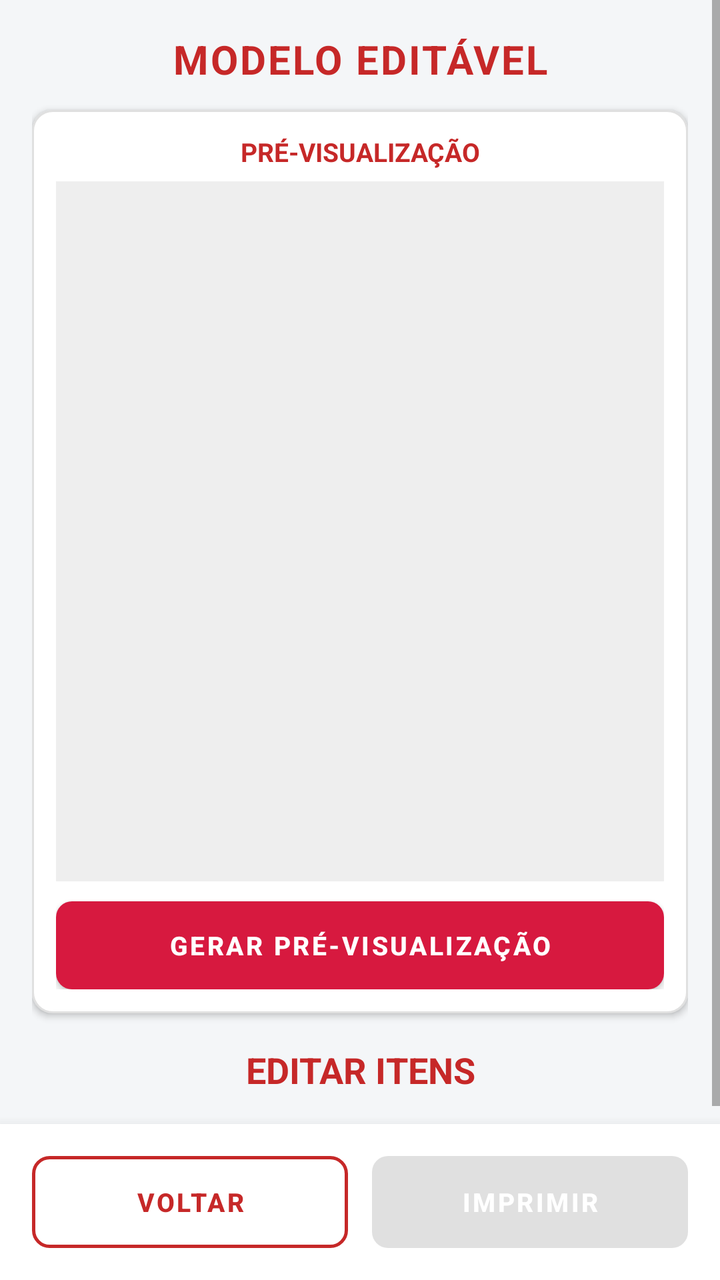
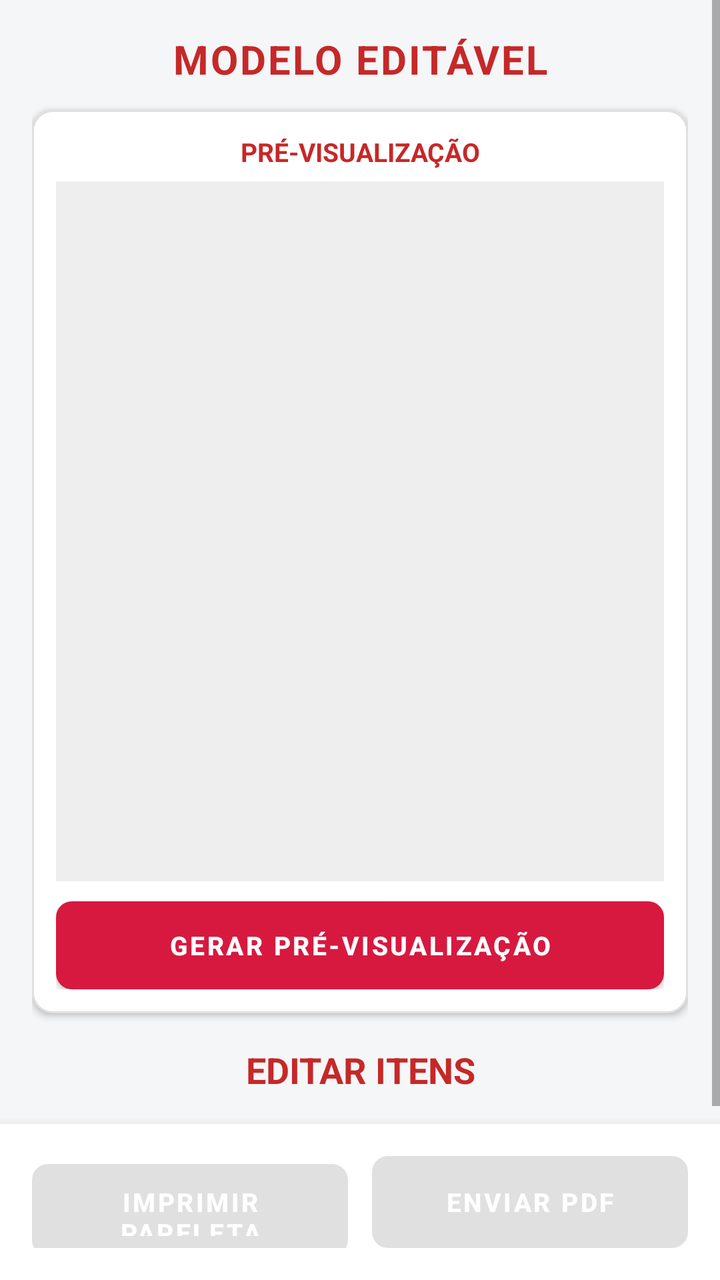

Before-and-after screenshots of an Android layout around one commit, followed by the original layout XML and the change that was made.
<!-- AndroidManifest.xml: activity theme AppTheme.NoActionBar -->
<!-- res/layout/activity_modelo_editavel.xml -->
<?xml version="1.0" encoding="utf-8"?>
<LinearLayout xmlns:android="http://schemas.android.com/apk/res/android"
    xmlns:app="http://schemas.android.com/apk/res-auto"
    android:layout_width="match_parent"
    android:layout_height="match_parent"
    android:orientation="vertical"
    android:background="#F4F6F8"
    android:fitsSystemWindows="true">

    <ScrollView
        android:layout_width="match_parent"
        android:layout_height="0dp"
        android:layout_weight="1"
        android:fillViewport="true">

        <LinearLayout
            android:layout_width="match_parent"
            android:layout_height="wrap_content"
            android:orientation="vertical"
            android:padding="16dp">

            <TextView
                android:id="@+id/tvTituloModelo"
                android:layout_width="match_parent"
                android:layout_height="wrap_content"
                android:text="MODELO EDITÁVEL"
                android:textSize="20sp"
                android:textStyle="bold"
                android:textColor="#C62828"
                android:letterSpacing="0.05"
                android:gravity="center"
                android:paddingBottom="12dp" />

            
            <LinearLayout
                android:id="@+id/cvPreview"
                android:layout_width="match_parent"
                android:layout_height="wrap_content"
                android:background="@drawable/card_edit_bg"
                android:elevation="2dp"
                android:orientation="vertical"
                android:padding="12dp">

                <TextView
                    android:layout_width="match_parent"
                    android:layout_height="wrap_content"
                    android:text="PRÉ-VISUALIZAÇÃO"
                    android:textSize="13sp"
                    android:textColor="#C62828"
                    android:textStyle="bold"
                    android:gravity="center" />

                <FrameLayout
                    android:layout_width="match_parent"
                    android:layout_height="wrap_content"
                    android:layout_marginTop="6dp">

                    <ImageView
                        android:id="@+id/ivPreview"
                        android:layout_width="match_parent"
                        android:layout_height="350dp"
                        android:scaleType="fitCenter"
                        android:adjustViewBounds="true"
                        android:background="#EEEEEE" />

                    <LinearLayout
                        android:id="@+id/layoutPageIndicator"
                        android:layout_width="wrap_content"
                        android:layout_height="wrap_content"
                        android:layout_gravity="top|center_horizontal"
                        android:layout_marginTop="8dp"
                        android:background="@drawable/bg_page_indicator"
                        android:paddingHorizontal="8dp"
                        android:paddingVertical="2dp"
                        android:visibility="gone">

                        <TextView
                            android:id="@+id/tvPageIndicator"
                            android:layout_width="wrap_content"
                            android:layout_height="wrap_content"
                            android:textColor="@android:color/white"
                            android:textStyle="bold"
                            android:textSize="16sp" />
                    </LinearLayout>
                </FrameLayout>

                <TextView
                    android:id="@+id/tvPreviewStatus"
                    android:layout_width="wrap_content"
                    android:layout_height="wrap_content"
                    android:layout_marginTop="4dp"
                    android:text=""
                    android:textSize="11sp"
                    android:textColor="#757575"
                    android:visibility="gone" />

                <LinearLayout
                    android:id="@+id/layoutOverlay"
                    android:layout_width="match_parent"
                    android:layout_height="wrap_content"
                    android:layout_marginTop="8dp"
                    android:orientation="horizontal"
                    android:gravity="center_vertical"
                    android:visibility="gone">

                    <CheckBox
                        android:id="@+id/cbOverlay"
                        android:layout_width="22dp"
                        android:layout_height="22dp"
                        android:button="@null"
                        android:background="@drawable/selector_checkbox_overlay"
                        android:checked="true"
                        android:minWidth="0dp"
                        android:minHeight="0dp" />

                    <TextView
                        android:id="@+id/tvOverlayLabel"
                        android:layout_width="wrap_content"
                        android:layout_height="wrap_content"
                        android:layout_marginStart="6dp"
                        android:text="Overlay"
                        android:textColor="#1D1B20"
                        android:textSize="12sp" />

                    <View
                        android:layout_width="0dp"
                        android:layout_height="0dp"
                        android:layout_weight="1" />

                    <TextView
                        android:layout_width="wrap_content"
                        android:layout_height="wrap_content"
                        android:text="Cópias:"
                        android:textSize="12sp"
                        android:textColor="#1D1B20"
                        android:layout_marginEnd="6dp" />

                    <EditText
                        android:id="@+id/etCopiaQuantidade"
                        android:layout_width="40dp"
                        android:layout_height="32dp"
                        android:background="@drawable/input_edit_bg"
                        android:paddingHorizontal="6dp"
                        android:textSize="12sp"
                        android:inputType="number"
                        android:gravity="center"
                        android:text="1" />
                </LinearLayout>

                <Button
                    android:id="@+id/btnGerarPreview"
                    android:layout_width="match_parent"
                    android:layout_height="44dp"
                    android:layout_marginTop="10dp"
                    android:text="GERAR PRÉ-VISUALIZAÇÃO"
                    android:textSize="13sp"
                    android:textStyle="bold"
                    android:textColor="@color/white"
                    android:background="@drawable/btn_model_red" />
            </LinearLayout>

            <TextView
                android:id="@+id/tvEditarItens"
                android:layout_width="match_parent"
                android:layout_height="wrap_content"
                android:layout_marginTop="16dp"
                android:layout_marginBottom="8dp"
                android:text="EDITAR ITENS"
                android:textSize="18sp"
                android:textStyle="bold"
                android:textColor="#C62828"
                android:gravity="center" />

            <LinearLayout
                android:id="@+id/layoutMultiForm"
                android:layout_width="match_parent"
                android:layout_height="wrap_content"
                android:orientation="vertical"
                android:visibility="gone" />


        </LinearLayout>
    </ScrollView>

    
    <LinearLayout
        android:layout_width="match_parent"
        android:layout_height="wrap_content"
        android:orientation="vertical"
        android:background="@color/white"
        android:elevation="10dp"
        android:padding="16dp">

        <LinearLayout
            android:id="@+id/layoutBotoesRow1"
            android:layout_width="match_parent"
            android:layout_height="wrap_content"
            android:orientation="horizontal"
            android:weightSum="2">

            <Button
                android:id="@+id/btnVoltar"
                android:layout_width="0dp"
                android:layout_height="46dp"
                android:layout_weight="1"
                android:layout_marginEnd="6dp"
                android:text="VOLTAR"
                android:textSize="13sp"
                android:textStyle="bold"
                android:textColor="#C62828"
                android:background="@drawable/btn_model_outline"
                app:backgroundTint="@null" />

            <Button
                android:id="@+id/btnCompartilhar"
                android:layout_width="0dp"
                android:layout_height="46dp"
                android:layout_weight="1"
                android:layout_marginStart="6dp"
                android:text="IMPRIMIR"
                android:textSize="13sp"
                android:textStyle="bold"
                android:textColor="@color/white"
                android:background="@drawable/btn_model_red"
                android:enabled="false" />
        </LinearLayout>

        <Button
            android:id="@+id/btnSharePdf"
            android:layout_width="match_parent"
            android:layout_height="46dp"
            android:layout_marginTop="10dp"
            android:text="COMPARTILHAR PDF"
            android:textSize="13sp"
            android:textStyle="bold"
            android:textColor="@color/white"
            android:background="@drawable/btn_dark_red_rounded"
            android:visibility="gone"
            android:enabled="false" />
    </LinearLayout>
</LinearLayout>
<!-- resources referenced by this layout -->
<resources>
  <color name="white">#FFFFFFFF</color>
  <!-- drawable bg_page_indicator (drawable) -->
  <?xml version="1.0" encoding="utf-8"?>
  <shape xmlns:android="http://schemas.android.com/apk/res/android"
      android:shape="rectangle">
      <solid android:color="#59000000" />
      <corners android:radius="4dp" />
  </shape>
  <!-- drawable btn_dark_red_rounded (drawable) -->
  <?xml version="1.0" encoding="utf-8"?>
  <shape xmlns:android="http://schemas.android.com/apk/res/android"
      android:shape="rectangle">
      <solid android:color="#8E0000" />
      <corners android:radius="8dp" />
  </shape>
  <!-- drawable btn_model_outline (drawable) -->
  <?xml version="1.0" encoding="utf-8"?>
  <shape xmlns:android="http://schemas.android.com/apk/res/android"
      android:shape="rectangle">
      <solid android:color="@android:color/transparent" />
      <stroke android:width="1.5dp" android:color="#C62828" />
      <corners android:radius="8dp" />
  </shape>
  <!-- drawable btn_model_red (drawable) -->
  <?xml version="1.0" encoding="utf-8"?>
  <shape xmlns:android="http://schemas.android.com/apk/res/android"
      android:shape="rectangle">
      <solid android:color="#C62828" />
      <corners android:radius="8dp" />
  </shape>
  <!-- drawable card_edit_bg (drawable) -->
  <?xml version="1.0" encoding="utf-8"?>
  <shape xmlns:android="http://schemas.android.com/apk/res/android"
      android:shape="rectangle">
      <solid android:color="#FFFFFF" />
      <stroke
          android:width="1dp"
          android:color="#E0E0E0" />
      <corners android:radius="10dp" />
  </shape>
  <!-- drawable input_edit_bg (drawable) -->
  <?xml version="1.0" encoding="utf-8"?>
  <shape xmlns:android="http://schemas.android.com/apk/res/android"
      android:shape="rectangle">
      <solid android:color="#FFFFFF" />
      <stroke
          android:width="1dp"
          android:color="#DADCE0" />
      <corners android:radius="8dp" />
  </shape>
  <!-- drawable selector_checkbox_overlay (drawable) -->
  <?xml version="1.0" encoding="utf-8"?>
  <selector xmlns:android="http://schemas.android.com/apk/res/android">
      <item
          android:state_checked="true"
          android:drawable="@drawable/checkbox_overlay_checked" />
      <item android:drawable="@drawable/checkbox_overlay_unchecked" />
  </selector>
  <style name="AppTheme.NoActionBar" parent="Theme.MaterialComponents.Light.NoActionBar">
          <item name="colorPrimary">@color/primary</item>
          <item name="colorPrimaryVariant">@color/primary_dark</item>
          <item name="colorSecondary">@color/accent</item>
          <item name="android:windowBackground">@color/gray_100</item>
          <item name="android:textColor">@color/gray_900</item>
          <item name="android:statusBarColor">@color/primary</item>
      </style>
  <!-- drawable checkbox_overlay_checked (drawable) -->
  <?xml version="1.0" encoding="utf-8"?>
  <vector xmlns:android="http://schemas.android.com/apk/res/android"
      android:width="22dp"
      android:height="22dp"
      android:viewportWidth="24"
      android:viewportHeight="24">
      <path
          android:pathData="M3,2h18v20h-18z"
          android:fillColor="#C62828" />
      <path
          android:pathData="M8,12.5l2.5,2.5l5.5,-6"
          android:strokeColor="#FFFFFF"
          android:strokeWidth="2.2"
          android:strokeLineCap="round"
          android:strokeLineJoin="round"
          android:fillColor="#00000000" />
  </vector>
  <!-- drawable checkbox_overlay_unchecked (drawable) -->
  <?xml version="1.0" encoding="utf-8"?>
  <shape xmlns:android="http://schemas.android.com/apk/res/android"
      android:shape="rectangle">
      <solid android:color="#FFFFFF" />
      <stroke
          android:width="1.5dp"
          android:color="#BDBDBD" />
      <corners android:radius="4dp" />
      <size
          android:width="22dp"
          android:height="22dp" />
  </shape>
  <color name="primary">#D7193F</color>
  <color name="primary_dark">#B0172F</color>
  <color name="accent">#4CAF50</color>
  <color name="gray_100">#F5F5F5</color>
  <color name="gray_900">#212121</color>
</resources>

<!-- the commit's change to res/layout/activity_modelo_editavel.xml (unified diff, before → after) -->
@@ -209,6 +209,7 @@
                 android:textStyle="bold"
                 android:textColor="#C62828"
                 android:background="@drawable/btn_model_outline"
+                android:visibility="gone"
                 app:backgroundTint="@null" />
 
             <Button
@@ -216,26 +217,27 @@
                 android:layout_width="0dp"
                 android:layout_height="46dp"
                 android:layout_weight="1"
-                android:layout_marginStart="6dp"
-                android:text="IMPRIMIR"
+                android:layout_marginEnd="6dp"
+                android:text="IMPRIMIR PAPELETA"
                 android:textSize="13sp"
                 android:textStyle="bold"
                 android:textColor="@color/white"
                 android:background="@drawable/btn_model_red"
                 android:enabled="false" />
+
+            <Button
+                android:id="@+id/btnSharePdf"
+                android:layout_width="0dp"
+                android:layout_height="46dp"
+                android:layout_weight="1"
+                android:layout_marginStart="6dp"
+                android:text="ENVIAR PDF"
+                android:textSize="13sp"
+                android:textStyle="bold"
+                android:textColor="@color/white"
+                android:background="@drawable/btn_dark_red_rounded"
+                android:visibility="visible"
+                android:enabled="false" />
         </LinearLayout>
-
-        <Button
-            android:id="@+id/btnSharePdf"
-            android:layout_width="match_parent"
-            android:layout_height="46dp"
-            android:layout_marginTop="10dp"
-            android:text="COMPARTILHAR PDF"
-            android:textSize="13sp"
-            android:textStyle="bold"
-            android:textColor="@color/white"
-            android:background="@drawable/btn_dark_red_rounded"
-            android:visibility="gone"
-            android:enabled="false" />
     </LinearLayout>
 </LinearLayout>
